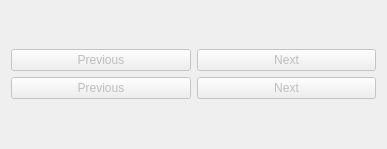
Above: app/resources/modules/bible.ui from xerp/projections before the change. Below: the same form after it.
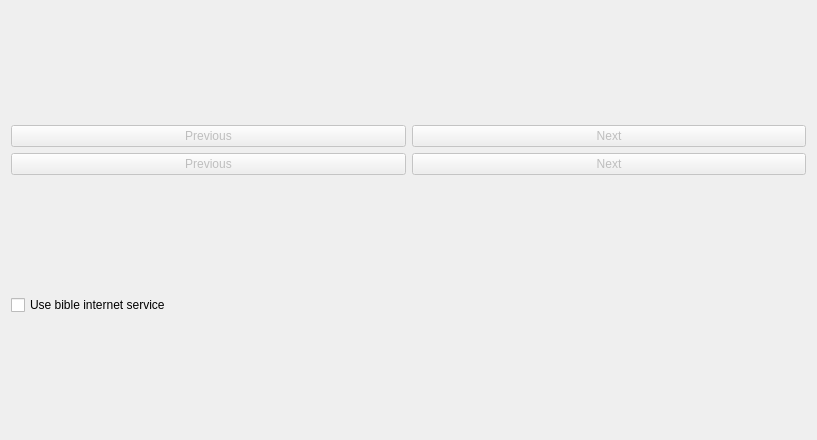
That is the form after the change. Icons and pictures are not drawn.

Commit message: Use bible Web Service

Diff of the .ui file:
```diff
--- a/app/resources/modules/bible.ui
+++ b/app/resources/modules/bible.ui
@@ -6,8 +6,8 @@
    <rect>
     <x>0</x>
     <y>0</y>
-    <width>387</width>
-    <height>149</height>
+    <width>817</width>
+    <height>440</height>
    </rect>
   </property>
   <property name="sizePolicy">
@@ -166,6 +166,13 @@
        </item>
       </layout>
      </item>
+     <item>
+      <widget class="QCheckBox" name="chkInternetService">
+       <property name="text">
+        <string>Use bible internet service</string>
+       </property>
+      </widget>
+     </item>
     </layout>
    </item>
   </layout>
```
The commit also changes 4 other files.
